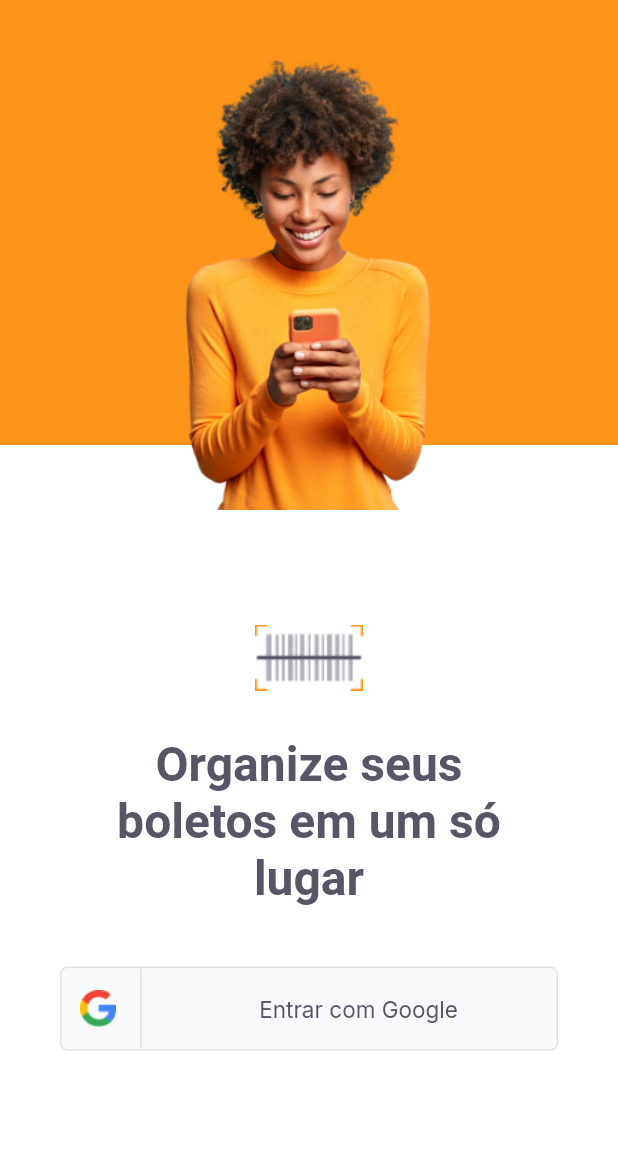
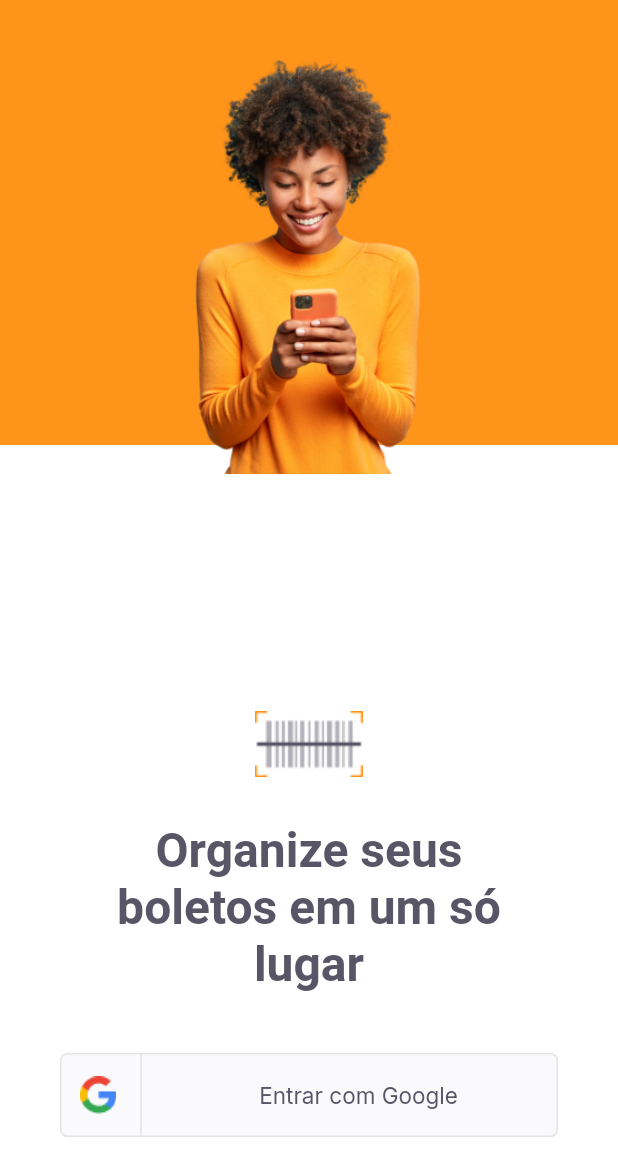
Before and after one commit to gabrielcsg/payflow_nlw, a Flutter app: the screen it shows after launch, on a phone screen of 412 x 824 dp. Shown: the top 1176 px of the screen. Run offline on Flutter 3.47's test engine with Material 2 defaults, Android fonts, the phone set to English and light mode, and no system bars; our stand-ins replace google_fonts.

Commit message:
ajuste posicionamento

```diff
--- a/lib/modules/login/login_page.dart
+++ b/lib/modules/login/login_page.dart
@@ -35,11 +35,11 @@ class _LoginPageState extends State<LoginPage> {
               child: Image.asset(
                 AppImages.person,
                 width: 208,
-                height: 300,
+                height: 276,
               ),
             ),
             Positioned(
-              bottom: size.height * 0.15,
+              bottom: size.height * 0.08,
               left: 0,
               right: 0,
               child: Column(
```
